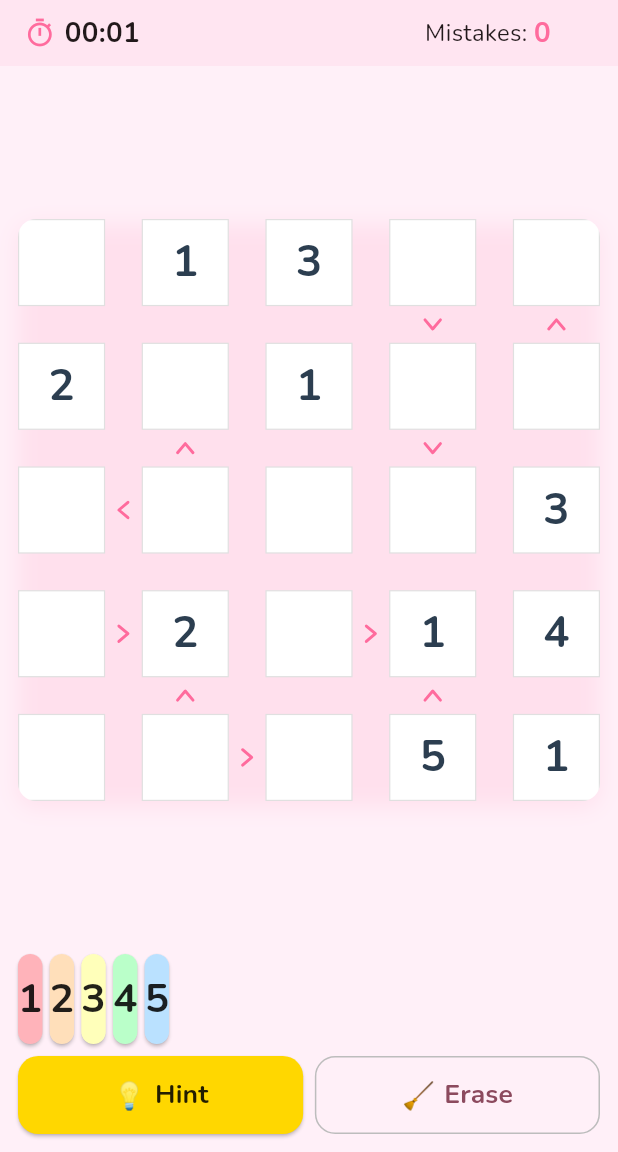
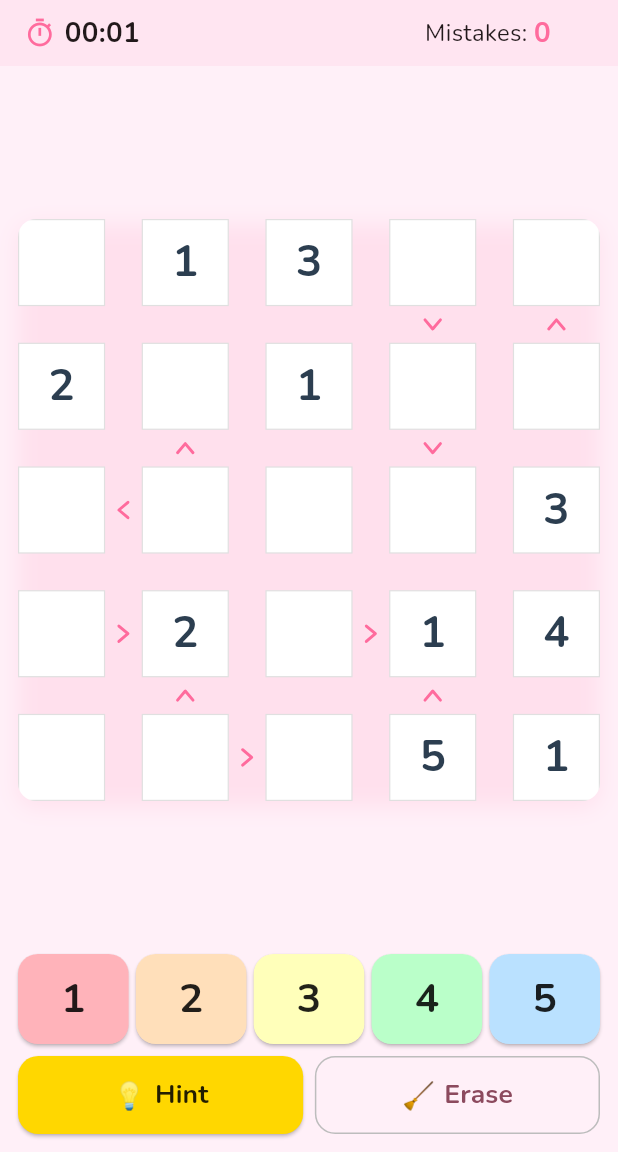
Before and after one commit to MichaelKuen/futoshiki_adults, a Flutter app: the GamePage screen opened directly, on a phone screen of 412 x 824 dp, the part 84-1236 px from its top. Run offline on Flutter 3.47's test engine with Material 3 defaults, Android fonts, the phone set to English and light mode, and no system bars; our stand-ins replace confetti, flutter_animate, flutter_riverpod, freezed_annotation, riverpod_annotation, shared_preferences; accounts and stored records are empty; generated files the repository leaves out were written again.

Commit message:
fix: digit buttons fill the row; ivory gaps between web board cells
Found in the headless-Chrome iframe check: digit buttons collapsed to
their text width (Flexible plus the removed 64px minimum, and completed
digits sat in a Stack that loosened their constraints - an existing bug
hidden by the old minimum). Now Expanded + StackFit.passthrough, with a
layout-test check that every digit button gets its share of the row.

On web the board's shadow showed through the gaps between cells as a
grey-green haze; the board now has an ivory background on web.

Co-Authored-By: Claude Opus 5.5 <noreply@anthropic.com>

```diff
--- a/lib/features/game/presentation/widgets/digit_pad.dart
+++ b/lib/features/game/presentation/widgets/digit_pad.dart
@@ -24,7 +24,7 @@ class DigitPad extends ConsumerWidget {
     return Row(
       children: [
         for (int digit = 1; digit <= n; digit++) ...[
-          Flexible(
+          Expanded(
             child: _DigitButton(
               digit: digit,
               board: board,
@@ -104,6 +104,7 @@ class _DigitButton extends StatelessWidget {
 
     if (complete) {
       button = Stack(
+        fit: StackFit.passthrough,
         children: [
           Opacity(opacity: 0.35, child: button),
           const Positioned(
--- a/lib/features/game/presentation/widgets/futoshiki_grid.dart
+++ b/lib/features/game/presentation/widgets/futoshiki_grid.dart
@@ -2,6 +2,7 @@ import 'package:flutter/material.dart';
 import 'package:flutter/services.dart';
 import 'package:flutter_animate/flutter_animate.dart';
 import 'package:flutter_riverpod/flutter_riverpod.dart';
+import '../../../../core/platform.dart';
 import '../../../../core/theme/app_theme.dart';
 import '../../domain/logic/futoshiki_engine.dart';
 import '../../domain/models/cell.dart';
@@ -38,6 +39,8 @@ class FutoshikiGrid extends ConsumerWidget {
       width: size,
       height: size,
       decoration: BoxDecoration(
+        // Web: ivory gaps between cells (otherwise the shadow shows through).
+        color: isWebEmbed ? kBackground : null,
         borderRadius: BorderRadius.circular(12),
         boxShadow: [
           BoxShadow(
```
Also changed, not shown: 1 other file.
